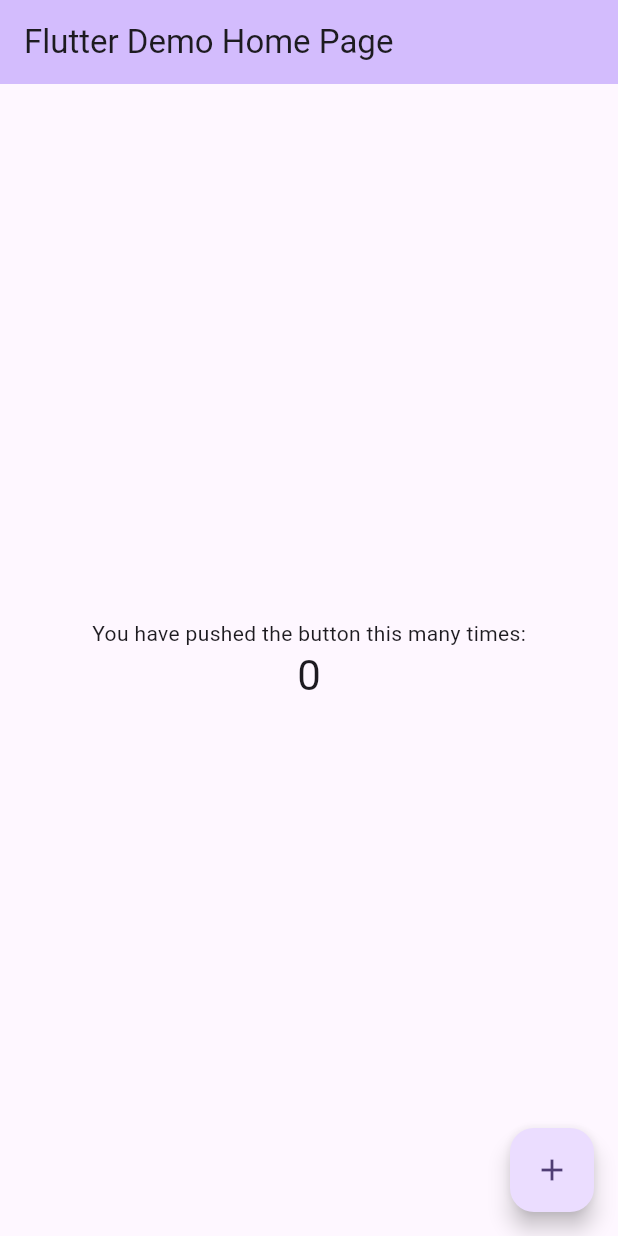
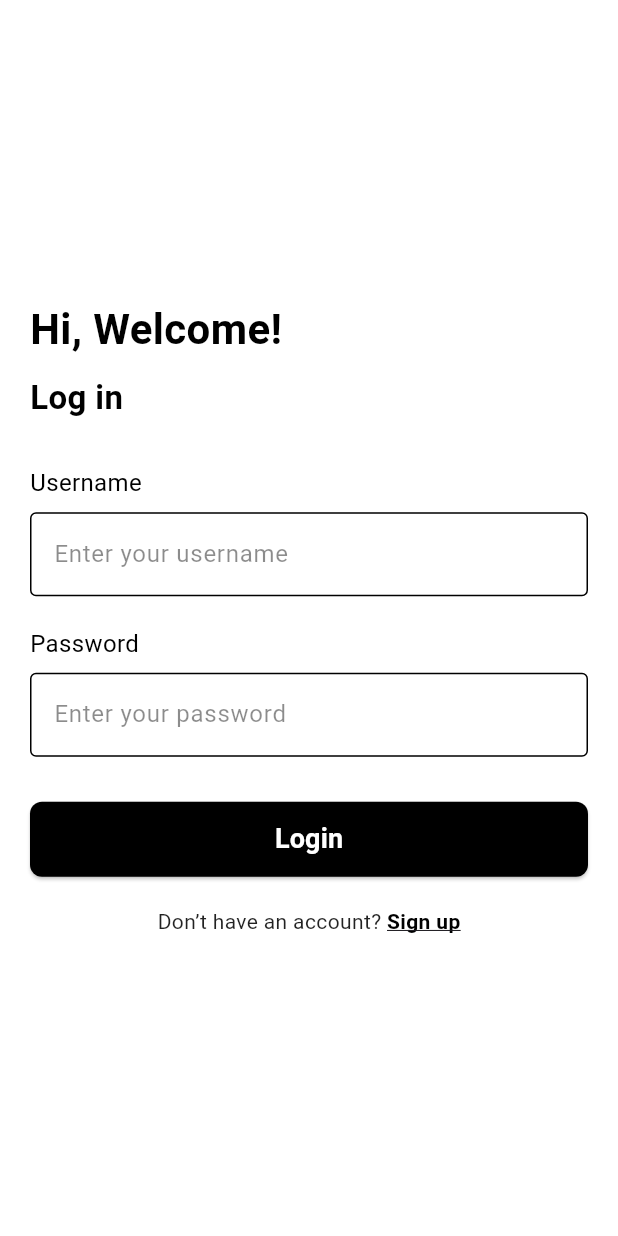
Before and after one commit to Sukitha543/MAD-Assignment, a Flutter app: the screen it shows after launch, on a phone screen of 412 x 824 dp. Run offline on Flutter 3.47's test engine with Material 3 defaults, Android fonts, the phone set to English and light mode, and no system bars.

```diff
--- a/lib/main.dart
+++ b/lib/main.dart
@@ -1,122 +1,74 @@
 import 'package:flutter/material.dart';
+import 'package:mad_assignment/pages/cart_page.dart';
+import 'package:mad_assignment/pages/home_page.dart';
+import 'package:mad_assignment/pages/product_page.dart';
+import 'package:mad_assignment/pages/profile_page.dart';
+import 'package:mad_assignment/pages/signin_page.dart';
 
 void main() {
   runApp(const MyApp());
 }
 
-class MyApp extends StatelessWidget {
+
+class MyApp extends StatefulWidget {
   const MyApp({super.key});
+
+  @override
+  State<MyApp> createState() => _MyAppState();
+}
+
+class _MyAppState extends State<MyApp> {
+int currentIndex = 0;
+final List<Widget> pages = [
+  HomePage(),
+  ProductPage(),
+  CartPage(),
+  ProfilePage(),
+];
+
 
   // This widget is the root of your application.
   @override
   Widget build(BuildContext context) {
     return MaterialApp(
-      title: 'Flutter Demo',
-      theme: ThemeData(
-        // This is the theme of your application.
-        //
-        // TRY THIS: Try running your application with "flutter run". You'll see
-        // the application has a purple toolbar. Then, without quitting the app,
-        // try changing the seedColor in the colorScheme below to Colors.green
-        // and then invoke "hot reload" (save your changes or press the "hot
-        // reload" button in a Flutter-supported IDE, or press "r" if you used
-        // the command line to start the app).
-        //
-        // Notice that the counter didn't reset back to zero; the application
-        // state is not lost during the reload. To reset the state, use hot
-        // restart instead.
-        //
-        // This works for code too, not just values: Most code changes can be
-        // tested with just a hot reload.
-        colorScheme: ColorScheme.fromSeed(seedColor: Colors.deepPurple),
+      debugShowCheckedModeBanner: false,
+      title: 'TimeBridge',
+      home: SigninPage());}
+      /*Scaffold(
+        bottomNavigationBar:BottomNavigationBar(
+          selectedItemColor: Colors.black,
+          unselectedItemColor: Colors.blueGrey,
+          currentIndex: currentIndex,
+          onTap: (index) {
+            setState(() {
+              currentIndex = index;
+            });
+          } ,
+          items: [
+            BottomNavigationBarItem(
+            icon:Icon(Icons.home),
+            label: "Home",
+          ),
+          BottomNavigationBarItem(
+            icon:Icon(Icons.shop),
+            label: "Products",
+          ),
+          BottomNavigationBarItem(
+            icon:Icon(Icons.shopping_cart),
+            label: "Cart",
+          ),
+          BottomNavigationBarItem(
+            icon:Icon(Icons.account_box),
+            label: "Profile",
+          ),
+          ],
+        ),
+        body: pages[currentIndex],
+
+
       ),
-      home: const MyHomePage(title: 'Flutter Demo Home Page'),
+
     );
   }
+}*/
 }
-
-class MyHomePage extends StatefulWidget {
-  const MyHomePage({super.key, required this.title});
-
-  // This widget is the home page of your application. It is stateful, meaning
-  // that it has a State object (defined below) that contains fields that affect
-  // how it looks.
-
-  // This class is the configuration for the state. It holds the values (in this
-  // case the title) provided by the parent (in this case the App widget) and
-  // used by the build method of the State. Fields in a Widget subclass are
-  // always marked "final".
-
-  final String title;
-
-  @override
-  State<MyHomePage> createState() => _MyHomePageState();
-}
-
-class _MyHomePageState extends State<MyHomePage> {
-  int _counter = 0;
-
-  void _incrementCounter() {
-    setState(() {
-      // This call to setState tells the Flutter framework that something has
-      // changed in this State, which causes it to rerun the build method below
-      // so that the display can reflect the updated values. If we changed
-      // _counter without calling setState(), then the build method would not be
-      // called again, and so nothing would appear to happen.
-      _counter++;
-    });
-  }
-
-  @override
-  Widget build(BuildContext context) {
-    // This method is rerun every time setState is called, for instance as done
-    // by the _incrementCounter method above.
-    //
-    // The Flutter framework has been optimized to make rerunning build methods
-    // fast, so that you can just rebuild anything that needs updating rather
-    // than having to individually change instances of widgets.
-    return Scaffold(
-      appBar: AppBar(
-        // TRY THIS: Try changing the color here to a specific color (to
-        // Colors.amber, perhaps?) and trigger a hot reload to see the AppBar
-        // change color while the other colors stay the same.
-        backgroundColor: Theme.of(context).colorScheme.inversePrimary,
-        // Here we take the value from the MyHomePage object that was created by
-        // the App.build method, and use it to set our appbar title.
-        title: Text(widget.title),
-      ),
-      body: Center(
-        // Center is a layout widget. It takes a single child and positions it
-        // in the middle of the parent.
-        child: Column(
-          // Column is also a layout widget. It takes a list of children and
-          // arranges them vertically. By default, it sizes itself to fit its
-          // children horizontally, and tries to be as tall as its parent.
-          //
-          // Column has various properties to control how it sizes itself and
-          // how it positions its children. Here we use mainAxisAlignment to
-          // center the children vertically; the main axis here is the vertical
-          // axis because Columns are vertical (the cross axis would be
-          // horizontal).
-          //
-          // TRY THIS: Invoke "debug painting" (choose the "Toggle Debug Paint"
-          // action in the IDE, or press "p" in the console), to see the
-          // wireframe for each widget.
-          mainAxisAlignment: MainAxisAlignment.center,
-          children: <Widget>[
-            const Text('You have pushed the button this many times:'),
-            Text(
-              '$_counter',
-              style: Theme.of(context).textTheme.headlineMedium,
-            ),
-          ],
-        ),
-      ),
-      floatingActionButton: FloatingActionButton(
-        onPressed: _incrementCounter,
-        tooltip: 'Increment',
-        child: const Icon(Icons.add),
-      ), // This trailing comma makes auto-formatting nicer for build methods.
-    );
-  }
-}
--- /dev/null
+++ b/lib/pages/signin_page.dart
@@ -0,0 +1,152 @@
+import 'package:flutter/material.dart';
+
+class SigninPage extends StatefulWidget {
+  const SigninPage({super.key});
+
+  @override
+  State<SigninPage> createState() => _SigninPageState();
+}
+
+class _SigninPageState extends State<SigninPage> {
+  final TextEditingController username = TextEditingController();
+  final TextEditingController password = TextEditingController();
+
+  @override
+  Widget build(BuildContext context) {
+    return Scaffold(
+      backgroundColor: Colors.white, // White background
+      body: Padding(
+        padding: const EdgeInsets.all(20),
+        child: Center(
+          child: SingleChildScrollView( // makes it scrollable on small screens
+            child: Column(
+              crossAxisAlignment: CrossAxisAlignment.start,
+              children: [
+                // Welcome Text
+                const Text(
+                  "Hi, Welcome!",
+                  style: TextStyle(
+                    fontSize: 28,
+                    fontWeight: FontWeight.bold,
+                    color: Colors.black,
+                  ),
+                ),
+                const SizedBox(height: 10),
+
+                const Text(
+                  "Log in",
+                  style: TextStyle(
+                    fontSize: 22,
+                    fontWeight: FontWeight.bold,
+                    color: Colors.black,
+                  ),
+                ),
+                const SizedBox(height: 30),
+
+                // Username Field
+                const Text(
+                  "Username",
+                  style: TextStyle(fontSize: 16, color: Colors.black),
+                ),
+                const SizedBox(height: 8),
+                TextFormField(
+                  controller: username,
+                  decoration: const InputDecoration(
+                    hintText: "Enter your username",
+                    hintStyle: TextStyle(color: Colors.black45),
+                    border: OutlineInputBorder(),
+                    enabledBorder: OutlineInputBorder(
+                      borderSide: BorderSide(color: Colors.black),
+                    ),
+                    focusedBorder: OutlineInputBorder(
+                      borderSide: BorderSide(color: Colors.black, width: 2),
+                    ),
+                  ),
+                ),
+                const SizedBox(height: 20),
+
+                // Password Field
+                const Text(
+                  "Password",
+                  style: TextStyle(fontSize: 16, color: Colors.black),
+                ),
+                const SizedBox(height: 8),
+                TextFormField(
+                  controller: password,
+                  obscureText: true,
+                  decoration: const InputDecoration(
+                    hintText: "Enter your password",
+                    hintStyle: TextStyle(color: Colors.black45),
+                    border: OutlineInputBorder(),
+                    enabledBorder: OutlineInputBorder(
+                      borderSide: BorderSide(color: Colors.black),
+                    ),
+                    focusedBorder: OutlineInputBorder(
+                      borderSide: BorderSide(color: Colors.black, width: 2),
+                    ),
+                  ),
+                ),
+                const SizedBox(height: 30),
+
+                // Login Button
+                SizedBox(
+                  width: double.infinity,
+                  height: 50,
+                  child: ElevatedButton(
+                    onPressed: () {
+                      setState(() {
+                        // Login logic here
+                      });
+                    },
+                    style: ElevatedButton.styleFrom(
+                      backgroundColor: Colors.black, // Black button
+                      foregroundColor: Colors.white, // White text
+                      shape: RoundedRectangleBorder(
+                        borderRadius: BorderRadius.circular(8),
+                      ),
+                    ),
+                    child: const Text(
+                      "Login",
+                      style: TextStyle(fontSize: 18, fontWeight: FontWeight.bold),
+                    ),
+                  ),
+                ),
+                const SizedBox(height: 20),
+
+                // Sign Up Option
+                Row(
+                  mainAxisAlignment: MainAxisAlignment.center,
+                  children: [
+                    const Text(
+                      "Don’t have an account? ",
+                      style: TextStyle(color: Colors.black87, fontSize: 14),
+                    ),
+                    GestureDetector(
+                      onTap: () {
+                        ScaffoldMessenger.of(context).showSnackBar(
+                          const SnackBar(
+                            content: Text("Navigate to Sign Up page"),
+                            duration: Duration(seconds: 1),
+                          ),
+                        );
+                      },
+                      child: const Text(
+                        "Sign up",
+                        style: TextStyle(
+                          color: Colors.black,
+                          fontWeight: FontWeight.bold,
+                          fontSize: 14,
+                          decoration: TextDecoration.underline, // looks clickable
+                        ),
+                      ),
+                    ),
+                  ],
+                ),
+              ],
+            ),
+          ),
+        ),
+      ),
+    );
+  }
+}
```
Also changed, not shown: lib/pages/cart_page.dart (added, +36 -0 lines), lib/pages/home_page.dart (added, +36 -0 lines), lib/pages/product_page.dart (added, +36 -0 lines), lib/pages/profile_page.dart (added, +36 -0 lines).
